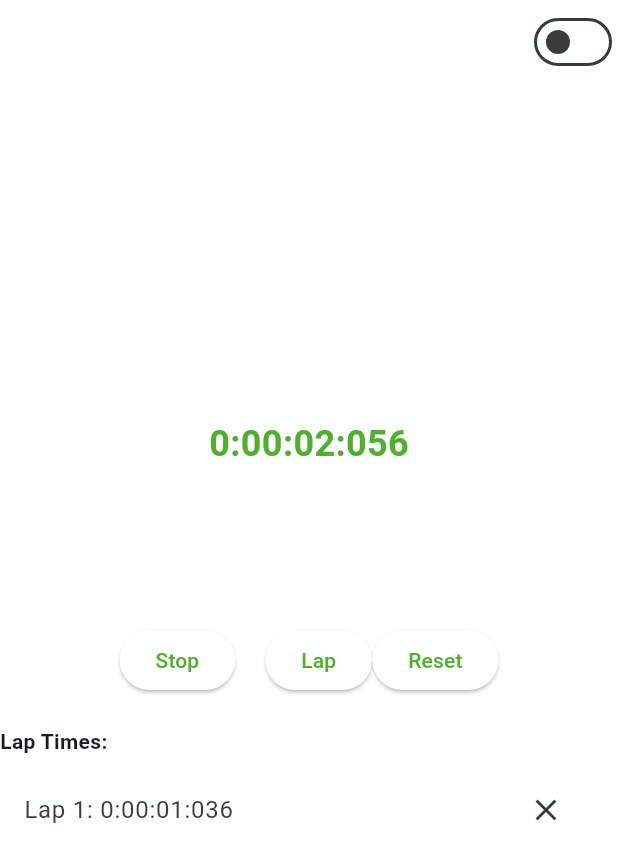
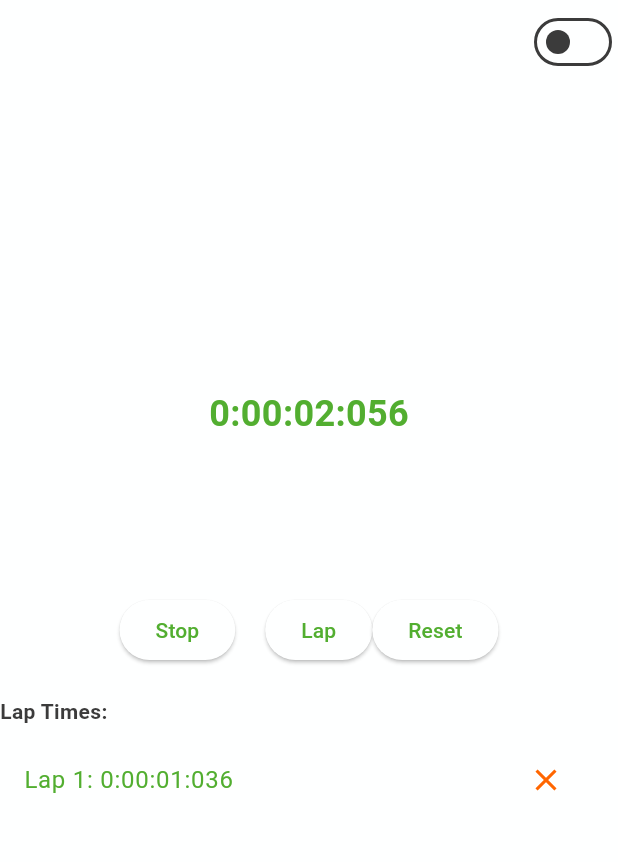
Before and after one commit to BarnabasKalasz/stopwatch, a Flutter app: the screen it shows after launch, after a tap on "Start", after a tap on "Lap", on a phone screen of 412 x 824 dp. Shown: the top 862 px of the screen. Run offline on Flutter 3.47's test engine with Material 3 defaults, Android fonts, the phone set to English and light mode, and no system bars.

Commit message:
task-3: styled the lap list a bit

```diff
--- a/lib/src/pages/stopwatch/components/lap_list_builder/lap_list_builder.dart
+++ b/lib/src/pages/stopwatch/components/lap_list_builder/lap_list_builder.dart
@@ -13,33 +13,57 @@ class LapList extends StatelessWidget {
 
   @override
   Widget build(BuildContext context) {
-    // Reverse the order of laps list to display freshest lap time at the top
+    final theme = Theme.of(context);
+
+    /// Reverse the order of laps list to display freshest lap time at the top
     List<int> reversedLaps = laps.reversed.toList();
     return SizedBox(
-        height: 200,
+        height: 240,
         child: Column(
           crossAxisAlignment: CrossAxisAlignment.start,
           children: [
-            const Text(
-              'Lap Times:',
-              style: TextStyle(fontWeight: FontWeight.bold),
+            Row(
+              children: [
+                Text(
+                  'Lap Times:',
+                  style: TextStyle(
+                    color: theme.colorScheme.onBackground,
+                    fontWeight: FontWeight.bold,
+                  ),
+                ),
+              ],
             ),
             const SizedBox(height: 8),
             if (reversedLaps.isEmpty)
               const Text('No laps recorded')
             else
-              Expanded(
+              SizedBox(
+                height: 210,
                 child: ListView.builder(
                   itemCount: reversedLaps.length,
                   itemBuilder: (context, index) {
                     final lapTime = reversedLaps[index];
-                    return ListTile(
-                      title: Text(
-                          'Lap ${reversedLaps.length - index}: ${formatTime(lapTime)}'),
-                      trailing: IconButton(
-                        icon: const Icon(Icons.clear),
-                        onPressed: () =>
-                            onClear(reversedLaps.length - index - 1),
+                    return Container(
+                      decoration: BoxDecoration(
+                        border: Border(
+                          bottom: BorderSide(
+                            color: theme.colorScheme.surface,
+                            width: 2.0,
+                          ),
+                        ),
+                      ),
+                      child: ListTile(
+                        title: Text(
+                            'Lap ${reversedLaps.length - index}: ${formatTime(lapTime)}',
+                            style: TextStyle(color: theme.colorScheme.primary)),
+                        trailing: IconButton(
+                          icon: Icon(
+                            Icons.clear,
+                            color: theme.colorScheme.secondary,
+                          ),
+                          onPressed: () =>
+                              onClear(reversedLaps.length - index - 1),
+                        ),
                       ),
                     );
                   },
```
